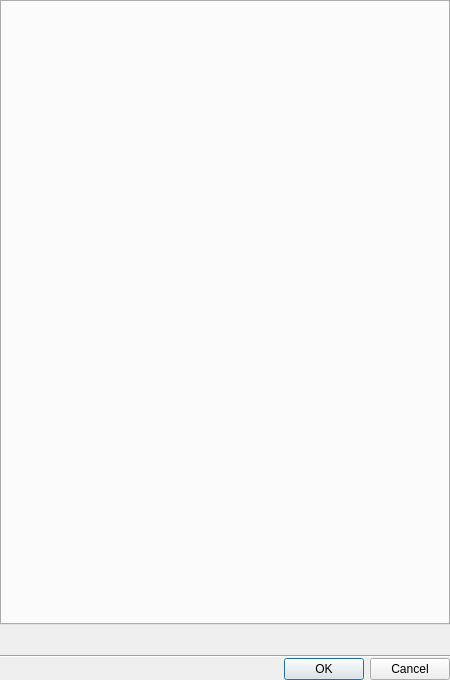
The window that client/libclient/src/ui/dialogs/local_settings_dialog.ui (networkoptix/nx_open) describes before a commit, drawn with Qt 5.
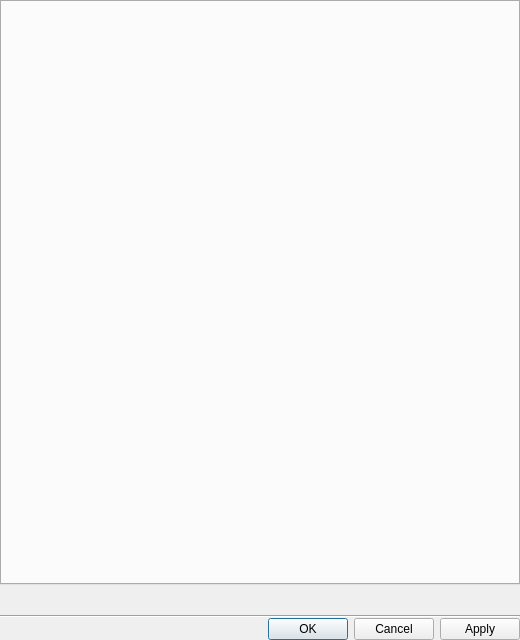
The same window after the commit.

Commit message:
VMS-2600 - Local Settings dialog UI fixes
<==== Mercurial data ====>
Branch: dev_3.0.0_gui

Diff of the .ui file:
```diff
--- a/client/libclient/src/ui/dialogs/local_settings_dialog.ui
+++ b/client/libclient/src/ui/dialogs/local_settings_dialog.ui
@@ -6,8 +6,8 @@
    <rect>
     <x>0</x>
     <y>0</y>
-    <width>450</width>
-    <height>680</height>
+    <width>520</width>
+    <height>640</height>
    </rect>
   </property>
   <property name="minimumSize">
@@ -84,7 +84,7 @@
       <enum>Qt::Horizontal</enum>
      </property>
      <property name="standardButtons">
-      <set>QDialogButtonBox::Cancel|QDialogButtonBox::Ok</set>
+      <set>QDialogButtonBox::Apply|QDialogButtonBox::Cancel|QDialogButtonBox::Ok</set>
      </property>
     </widget>
    </item>
```
The commit also changes 15 other files.
